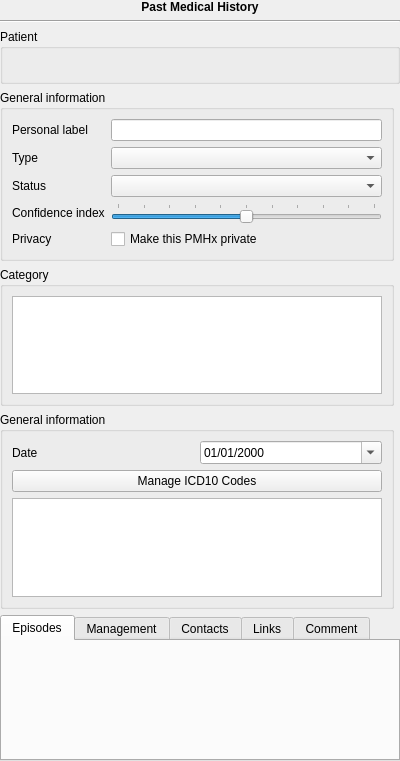
This is plugins/pmhplugin/pmhviewer.ui in FreeHealth/freehealth as Qt 5 draws it before an edit. The edited form follows.
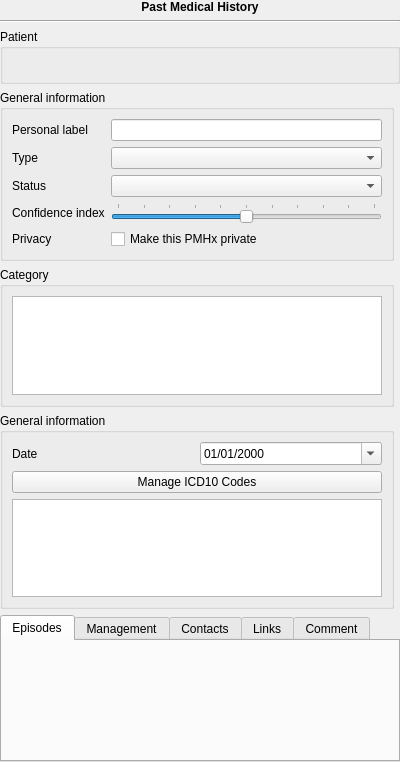
This is the edited form. Custom widgets are drawn as their Qt base class.

Commit message: PMHx: - ui and model improvements and corrections

Patch:
```diff
--- a/plugins/pmhplugin/pmhviewer.ui
+++ b/plugins/pmhplugin/pmhviewer.ui
@@ -7,7 +7,7 @@
     <x>0</x>
     <y>0</y>
     <width>400</width>
-    <height>761</height>
+    <height>762</height>
    </rect>
   </property>
   <property name="windowTitle">
```
Left out of the diff: 13 changed lines with no effect on the pictures. The commit also changes 4 other files.
